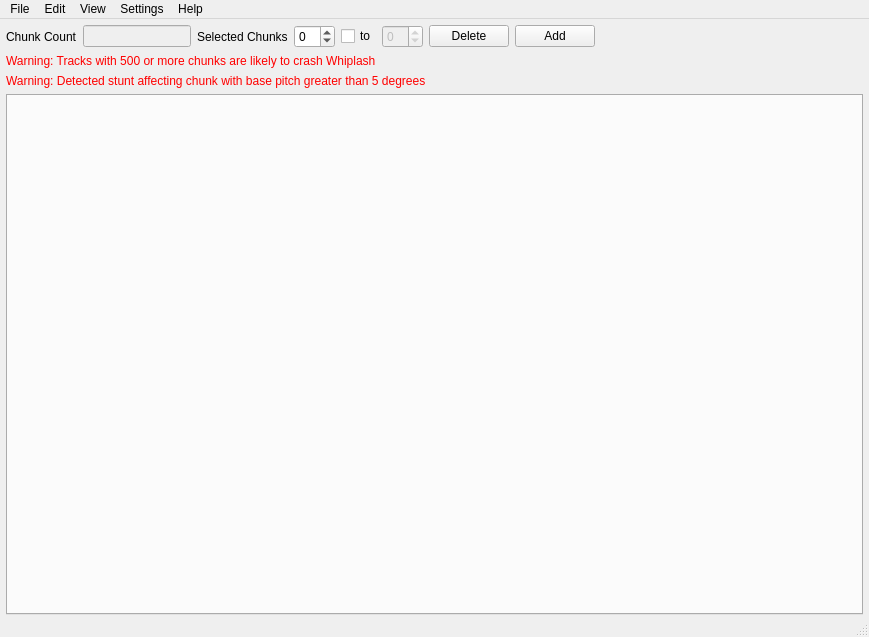
Qt form TrackEditor/MainWindow.ui (FatalDecomp/TrackEditor) before a commit.
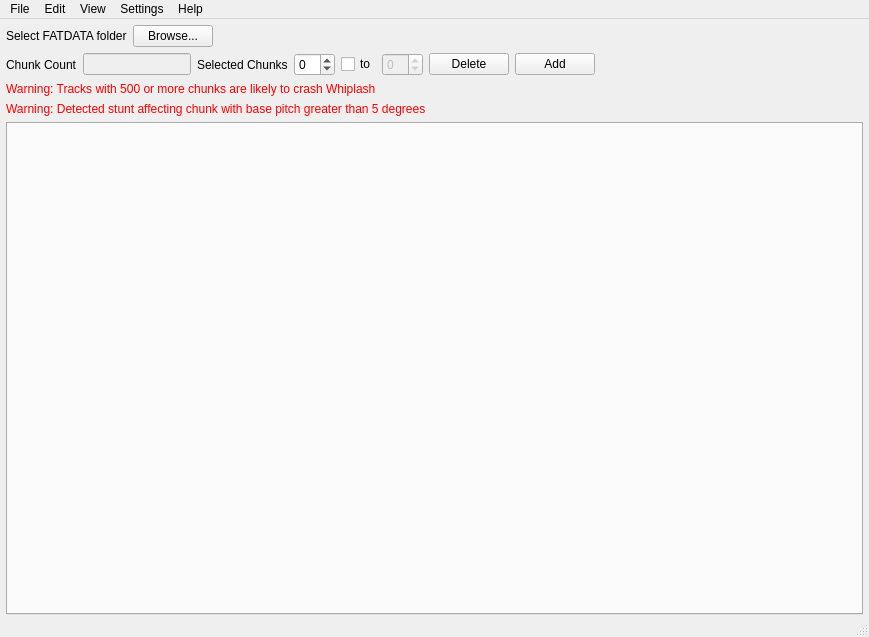
The same form after that commit. Icons and pictures are not drawn.

Commit message: manually set fatdata dir in track editor, replacing tex/bld cbxes with line edits

What changed in the file:
```diff
--- a/TrackEditor/MainWindow.ui
+++ b/TrackEditor/MainWindow.ui
@@ -34,6 +34,37 @@
     <property name="bottomMargin">
      <number>0</number>
     </property>
+    <item>
+     <layout class="QHBoxLayout" name="horizontalLayout">
+      <item>
+       <widget class="QLabel" name="lblFatdata">
+        <property name="text">
+         <string>Select FATDATA folder</string>
+        </property>
+       </widget>
+      </item>
+      <item>
+       <widget class="QPushButton" name="pbFatdata">
+        <property name="text">
+         <string>Browse...</string>
+        </property>
+       </widget>
+      </item>
+      <item>
+       <spacer name="horizontalSpacer_2">
+        <property name="orientation">
+         <enum>Qt::Orientation::Horizontal</enum>
+        </property>
+        <property name="sizeHint" stdset="0">
+         <size>
+          <width>40</width>
+          <height>20</height>
+         </size>
+        </property>
+       </spacer>
+      </item>
+     </layout>
+    </item>
     <item>
      <layout class="QHBoxLayout" name="horizontalLayout_3">
       <item>
```
Left out of the diff: 14 changed lines with no effect on the pictures. The commit also changes 16 other files.
